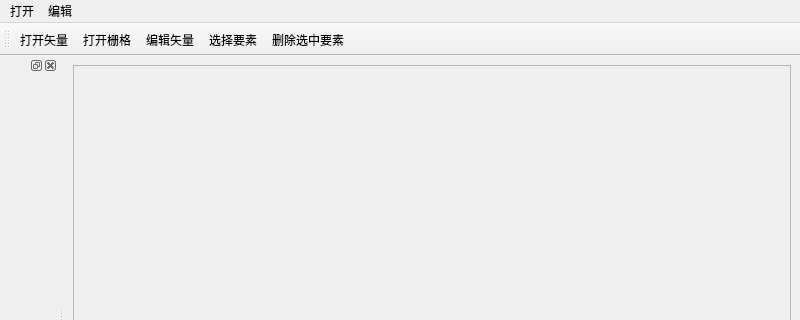
Before: the Qt Designer form ui/myWindow.ui in hyz321go/Qcloudmap, drawn with Qt 5; both pictures show x 0 to 800 and y 0 to 320 of the 800 by 600 pixel window.
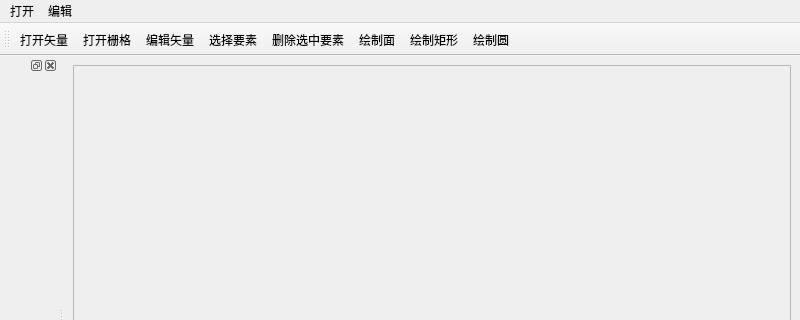
After: the same form once the commit is applied. Icons and pictures are not drawn.

Commit message: 在“编辑”菜单下添加“绘制面”、“绘制矩形”、“绘制圆”，并把它们添加到工具栏

Diff of the .ui file:
```diff
--- a/ui/myWindow.ui
+++ b/ui/myWindow.ui
@@ -80,6 +80,9 @@
    <addaction name="actionEditShp"/>
    <addaction name="actionSelectFeature"/>
    <addaction name="actionDeleteFeature"/>
+   <addaction name="actionPolygon"/>
+   <addaction name="actionRectangle"/>
+   <addaction name="actionCircle"/>
   </widget>
   <action name="actionOpenShp">
    <property name="text">
@@ -127,6 +130,33 @@
     <string>删除选中要素</string>
    </property>
   </action>
+  <action name="actionPolygon">
+   <property name="icon">
+    <iconset resource="../resources/myRc.qrc">
+     <normaloff>:/ico/edit_polygon.png</normaloff>:/ico/edit_polygon.png</iconset>
+   </property>
+   <property name="text">
+    <string>绘制面</string>
+   </property>
+  </action>
+  <action name="actionRectangle">
+   <property name="icon">
+    <iconset resource="../resources/myRc.qrc">
+     <normaloff>:/ico/edit_rectangle.png</normaloff>:/ico/edit_rectangle.png</iconset>
+   </property>
+   <property name="text">
+    <string>绘制矩形</string>
+   </property>
+  </action>
+  <action name="actionCircle">
+   <property name="icon">
+    <iconset resource="../resources/myRc.qrc">
+     <normaloff>:/ico/edit_circle.png</normaloff>:/ico/edit_circle.png</iconset>
+   </property>
+   <property name="text">
+    <string>绘制圆</string>
+   </property>
+  </action>
  </widget>
  <resources>
   <include location="../resources/myRc.qrc"/>
```
Left out of the diff: 4 changed lines with no effect on the pictures. The commit also changes 7 other files.
